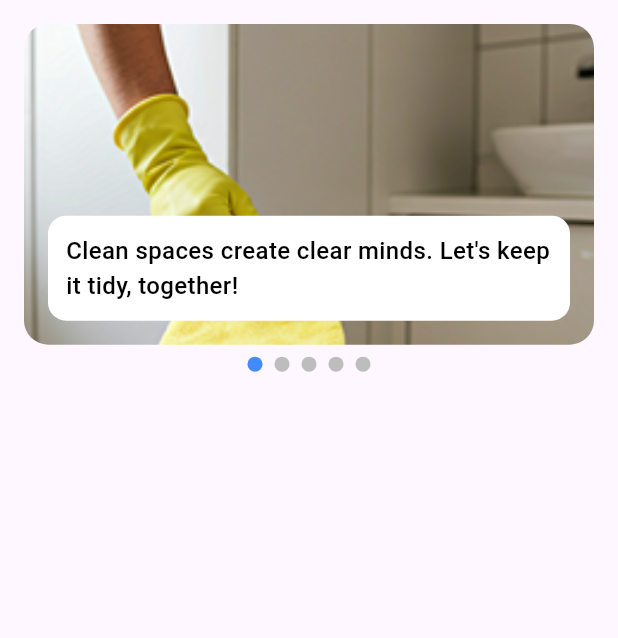
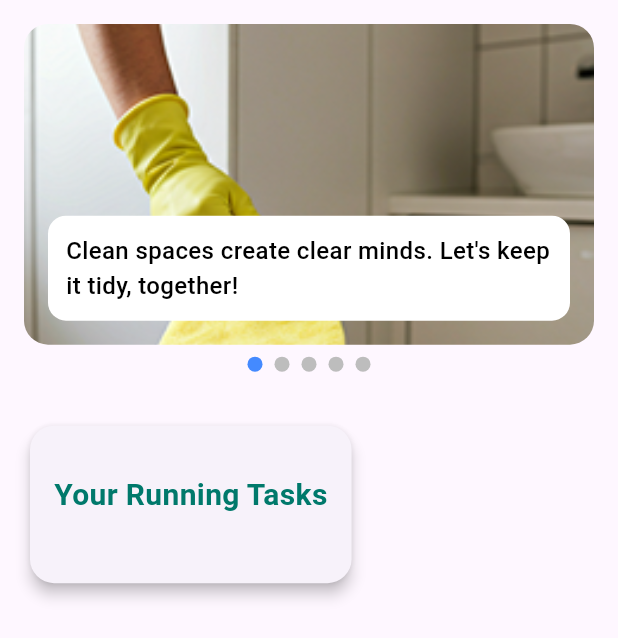
Before and after one commit to Sajib-IT/your-tern, a Flutter app: the DashboardView screen opened directly, on a phone screen of 412 x 824 dp. Shown: the top 638 px of the screen. Run offline on Flutter 3.47's test engine with Material 3 defaults, Android fonts, the phone set to English and light mode, and no system bars; drawn by our look-alikes of carousel_slider; our stand-ins replace dropdown_button2, firebase_core, flutter_dotenv, flutter_easyloading, fluttertoast, get and 4 more; missing offline and left inert: any_image_view, pigment; accounts and stored records are empty; Roboto replaces fonts that are missing (NotoSansBengali); statements that could not run were skipped.

Commit message:
added dashboard running task

```diff
--- a/lib/view/tabs/dashboard/dashboard_view.dart
+++ b/lib/view/tabs/dashboard/dashboard_view.dart
@@ -13,8 +13,8 @@ class DashboardView extends StatelessWidget {
       body: SingleChildScrollView(
         padding: EdgeInsets.all(16),
         child: Column(
-          mainAxisAlignment: MainAxisAlignment.center,
-          crossAxisAlignment: CrossAxisAlignment.center,
+          // mainAxisAlignment: MainAxisAlignment.center,
+          crossAxisAlignment: CrossAxisAlignment.start,
           children: [
             Column(
               children: [
@@ -33,7 +33,8 @@ class DashboardView extends StatelessWidget {
                       _controller.currentIndex.value = index;
                     },
                   ),
-                  items: _controller.carouselItems.map((item) {
+                  items:
+                      _controller.carouselItems.map((item) {
                         return Builder(
                           builder: (BuildContext context) {
                             return Stack(
@@ -48,8 +49,10 @@ class DashboardView extends StatelessWidget {
                                     //   if (progress == null) return child;
                                     //   return Center(child: CircularProgressIndicator());
                                     // },
-                                errorBuilder: (_, __, ___) =>
-                                const Center(child: Text("Image not available")),
+                                    errorBuilder:
+                                        (_, __, ___) => const Center(
+                                          child: Text("Image not available"),
+                                        ),
                                   ),
                                 ),
                                 Positioned(
@@ -68,8 +71,7 @@ class DashboardView extends StatelessWidget {
                                         color: Colors.black,
                                         fontSize: 16,
                                         fontWeight: FontWeight.w500,
-                                    fontFamily:
-                                    'NotoSansBengali',
+                                        fontFamily: 'NotoSansBengali',
                                       ),
                                     ),
                                   ),
@@ -82,7 +84,8 @@ class DashboardView extends StatelessWidget {
                 ),
 
                 SizedBox(height: 8),
-                Obx(() => Row(
+                Obx(
+                  () => Row(
                     mainAxisAlignment: MainAxisAlignment.center,
                     children: List.generate(
                       _controller.carouselItems.length,
@@ -92,19 +95,76 @@ class DashboardView extends StatelessWidget {
                         margin: const EdgeInsets.symmetric(horizontal: 4),
                         decoration: BoxDecoration(
                           shape: BoxShape.circle,
-                        color: _controller.currentIndex.value == index
+                          color:
+                              _controller.currentIndex.value == index
                                   ? Colors.blueAccent
                                   : Colors.grey.shade400,
                         ),
                       ),
                     ),
-                )),
+                  ),
+                ),
               ],
             ),
-
+            SizedBox(height: 32),
+            // Text(
+            //   "Your Running Task: ",
+            //   style: TextStyle(fontSize: 20, fontWeight: FontWeight.bold),
+            // ),
+            // ..._controller.groupNames.map(
+            //   (item) => Text(
+            //     "Group name : $item",
+            //     style: TextStyle(fontSize: 18, fontWeight: FontWeight.w500),
+            //   ),
+            // ),
+            runningTasks(_controller.groupNames)
           ],
         ),
       ),
     );
   }
+
+  Widget runningTasks(List<String> groupNames) {
+    return Card(
+      // margin: const EdgeInsets.symmetric(horizontal: 16, vertical: 8),
+      elevation: 4,
+      shape: RoundedRectangleBorder(borderRadius: BorderRadius.circular(16)),
+      child: Padding(
+        padding: const EdgeInsets.symmetric(horizontal: 16.0,vertical: 32),
+        child: Column(
+          crossAxisAlignment: CrossAxisAlignment.start,
+          children: [
+            Text(
+              "Your Running Tasks",
+              style: TextStyle(
+                fontSize: 20,
+                fontWeight: FontWeight.bold,
+                color: Colors.teal[700],
+              ),
+            ),
+            const SizedBox(height: 12),
+            ...groupNames.map(
+                  (item) => Padding(
+                padding: const EdgeInsets.symmetric(vertical: 4.0),
+                child: Row(
+                  children: [
+                    const Icon(Icons.group, size: 20, color: Colors.teal),
+                    const SizedBox(width: 8),
+                    Text(
+                      item,
+                      style: const TextStyle(
+                        fontSize: 16,
+                        fontWeight: FontWeight.w500,
+                      ),
+                    ),
+                  ],
+                ),
+              ),
+            ),
+          ],
+        ),
+      ),
+    );
   }
+
+}
```
Also changed, not shown: lib/view/tabs/dashboard/dashboard_controller.dart (+54 -0 lines). Lines whose indentation alone changed are shown as unchanged.
